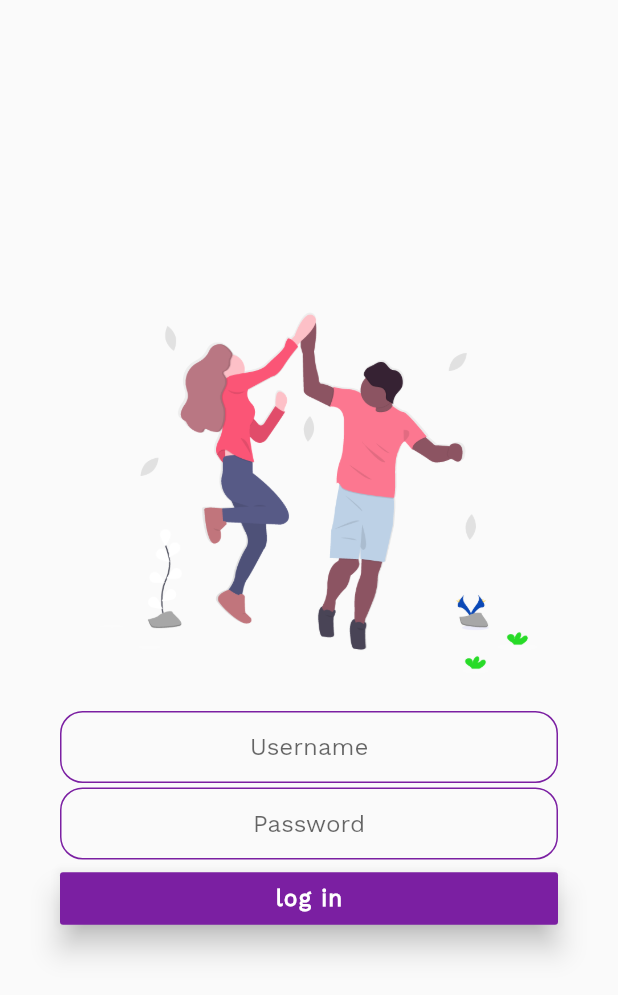
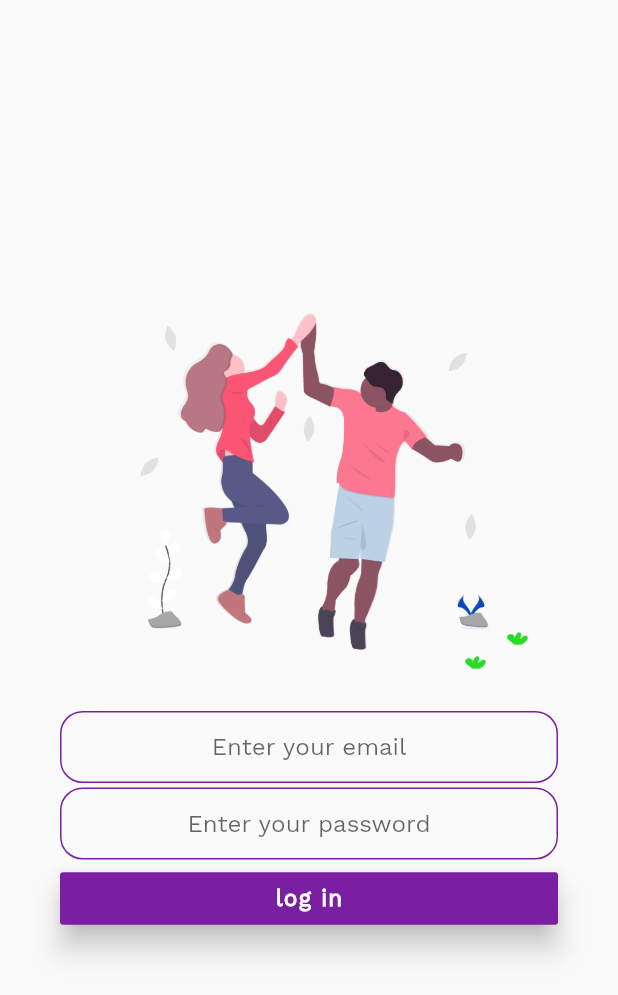
Before and after one commit to chi2785443/futmitepadi, a Flutter app: the screen it shows after launch, after a tap on "log in", on a phone screen of 412 x 824 dp. Shown: the top 995 px of the screen. Run offline on Flutter 3.47's test engine with Material 2 defaults, Android fonts, the phone set to English and light mode, and no system bars; our stand-ins replace email_validator, firebase_auth, firebase_core; accounts and stored records are empty.

Commit message:
''yeah this is first commit''

```diff
--- a/lib/main.dart
+++ b/lib/main.dart
@@ -1,4 +1,6 @@
+import 'package:firebase_core/firebase_core.dart';
 import 'package:flutter/material.dart';
+import 'basic_widgets.dart';
 import 'pages/main_pages/sign_in_page.dart';
 import 'pages/main_pages/welcome_page.dart';
 import 'pages/main_pages/login_page.dart';
@@ -32,8 +34,13 @@ import 'pages/menu_pages/courses_page.dart';
 import 'pages/menu_pages/pretest_selection_page.dart';
 import 'pages/menu_pages/e_portal_page.dart';
 
-void main() {
-  runApp(const MyApp());
+final navigatorKey = GlobalKey<NavigatorState>();
+
+Future main() async {
+  WidgetsFlutterBinding.ensureInitialized();
+  await Firebase.initializeApp();
+
+  runApp(MyApp());
 }
 
 class MyApp extends StatelessWidget {
@@ -43,6 +50,8 @@ class MyApp extends StatelessWidget {
   @override
   Widget build(BuildContext context) {
     return MaterialApp(
+      scaffoldMessengerKey: Utils.messengerKey,
+      navigatorKey: navigatorKey,
       title: 'FUTMITEPADI',
       theme: ThemeData(
         backgroundColor: Colors.white,
@@ -53,9 +62,9 @@ class MyApp extends StatelessWidget {
       // initialRoute: 'welcome_page',
       routes: {
         'welcome_page': (context) => const Welcome_Page(),
-        'sign_in_page': (context) => const Sign_In_Page(),
-        'login_page': (context) => const login_Page(),
-        'menu_page': (context) => const Menu_Page(),
+        'sign_in_page': (context) => Sign_In_Page(),
+        'login_page': (context) => login_Page(),
+        'menu_page': (context) => Menu_Page(),
         'news_introduction_page': (context) => NewsIntroductionPage(),
         'housing_introduction_page': (context) => HousingIntroductionPage(),
         'library_introduction_page': (context) => LibraryIntroductionPage(),
--- a/lib/pages/main_pages/login_page.dart
+++ b/lib/pages/main_pages/login_page.dart
@@ -1,9 +1,28 @@
 import 'package:flutter/material.dart';
 import 'package:futmitepadi/constants.dart';
 import 'package:futmitepadi/basic_widgets.dart';
+import 'package:firebase_auth/firebase_auth.dart';
 
-class login_Page extends StatelessWidget {
-  const login_Page({Key? key}) : super(key: key);
+import '../../main.dart';
+
+class login_Page extends StatefulWidget {
+  @override
+  State<login_Page> createState() => _login_PageState();
+}
+
+class _login_PageState extends State<login_Page> {
+  Future login() async {
+    try {
+      final user = await FirebaseAuth.instance
+          .signInWithEmailAndPassword(email: email, password: password);
+    } on FirebaseAuthException catch (e) {
+      Utils.showSnackBar(e.message);
+    }
+    navigatorKey.currentState?.pushNamed('menu_page');
+  }
+
+  late String email;
+  late String password;
 
   @override
   Widget build(BuildContext context) {
@@ -25,27 +44,36 @@ class login_Page extends StatelessWidget {
             Padding(
               padding: const EdgeInsets.symmetric(horizontal: 40),
               child: TextField(
+                onChanged: (value) {
+                  email = value;
+                },
                 style: const TextStyle(
                     fontFamily: 'worksans', color: Colors.black),
                 textAlign: TextAlign.center,
-                decoration: kDecorationTextField.copyWith(hintText: 'Username'),
+                decoration:
+                kDecorationTextField.copyWith(hintText: 'Enter your email'),
               ),
             ),
             const SizedBox(height: 3.0),
             Padding(
               padding: const EdgeInsets.symmetric(horizontal: 40),
               child: TextField(
+                obscureText: true,
+                onChanged: (value) {
+                  password = value;
+                },
                 style: const TextStyle(
                     fontFamily: 'worksans', color: Colors.black),
                 textAlign: TextAlign.center,
-                decoration: kDecorationTextField.copyWith(hintText: 'Password'),
+                decoration: kDecorationTextField.copyWith(
+                    hintText: 'Enter your password'),
               ),
             ),
             const SizedBox(height: 2.0),
             Purpleflatbutton(
                 title: 'log in',
                 onpressed: () {
-                  Navigator.pushNamed(context, 'menu_page');
+                  login();
                 })
           ],
         ),
--- a/pubspec.yaml
+++ b/pubspec.yaml
@@ -36,6 +36,12 @@ dependencies:
   # The following adds the Cupertino Icons font to your application.
   # Use with the CupertinoIcons class for iOS style icons.
   cupertino_icons: ^1.0.2
+  firebase_core: ^2.12.0
+  firebase_auth: ^4.6.0
+  firebase_storage: ^11.2.0
+  cloud_firestore: ^4.7.0
+  email_validator: ^2.1.17
+  blurry_modal_progress_hud: ^1.1.0
 
 dev_dependencies:
   flutter_test:
```
Also changed, not shown: lib/basic_widgets.dart (+16 -0 lines), lib/pages/main_pages/dashboardpage.dart (+6 -3 lines), lib/pages/main_pages/menu_page.dart (+30 -5 lines), lib/pages/main_pages/profile_page.dart (+7 -1 lines), lib/pages/main_pages/sign_in_page.dart (+77 -19 lines), pubspec.lock, 3 other files.
